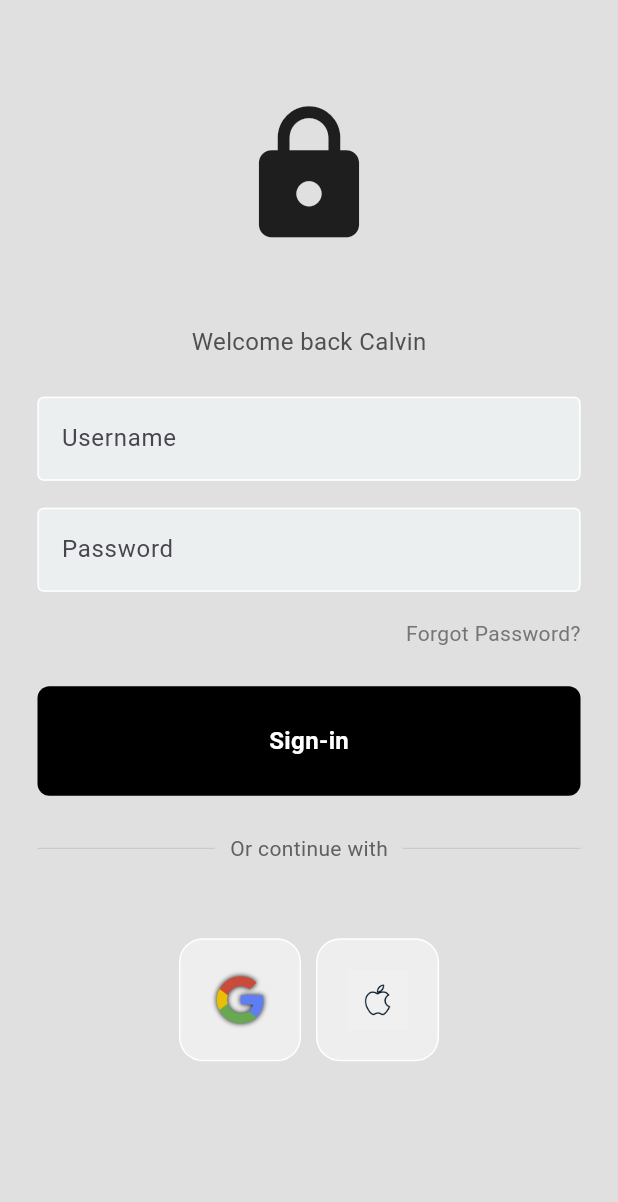
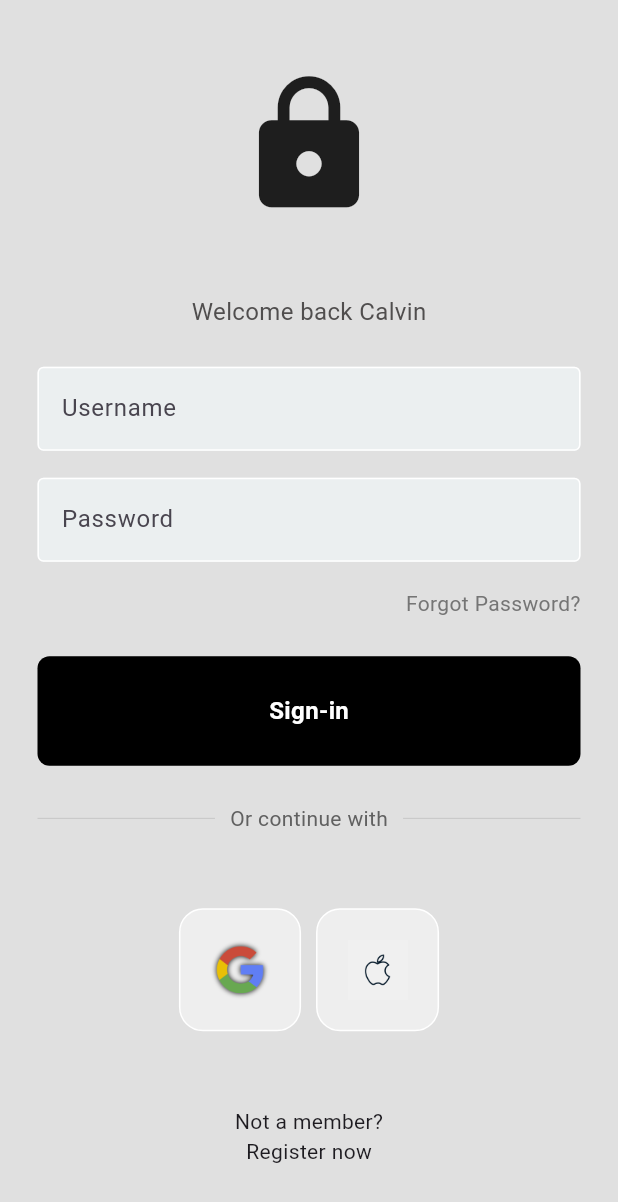
Before and after one commit to calebProg/bible_app, a Flutter app: the screen it shows after launch, on a phone screen of 412 x 824 dp. Shown: the top 1202 px of the screen. Run offline on Flutter 3.47's test engine with Material 3 defaults, Android fonts, the phone set to English and light mode, and no system bars.

Commit message:
Before i continue to create a login system

```diff
--- a/lib/pages/login_page.dart
+++ b/lib/pages/login_page.dart
@@ -102,13 +102,13 @@ class LoginPage extends StatelessWidget {
               SizedBox(height: 50),
               // google + apple sign-in button
 
-              Row(
+              const Row(
                 mainAxisAlignment: MainAxisAlignment.center,
-                children: const [
+                children: [
                   // google button
                   SquareTile(imagePath: 'lib/images/google-sign.png'),
 
-                  const SizedBox(
+                  SizedBox(
                     width: 10,
                   ),
                   // apple button
@@ -116,8 +116,11 @@ class LoginPage extends StatelessWidget {
                 ],
               ),
 
-              SizedBox(height: 50)
+              SizedBox(height: 50),
               // register
+              Text('Not a member?'),
+              const SizedBox(width: 4),
+              Text('Register now'),
             ],
           ),
         ),
```
